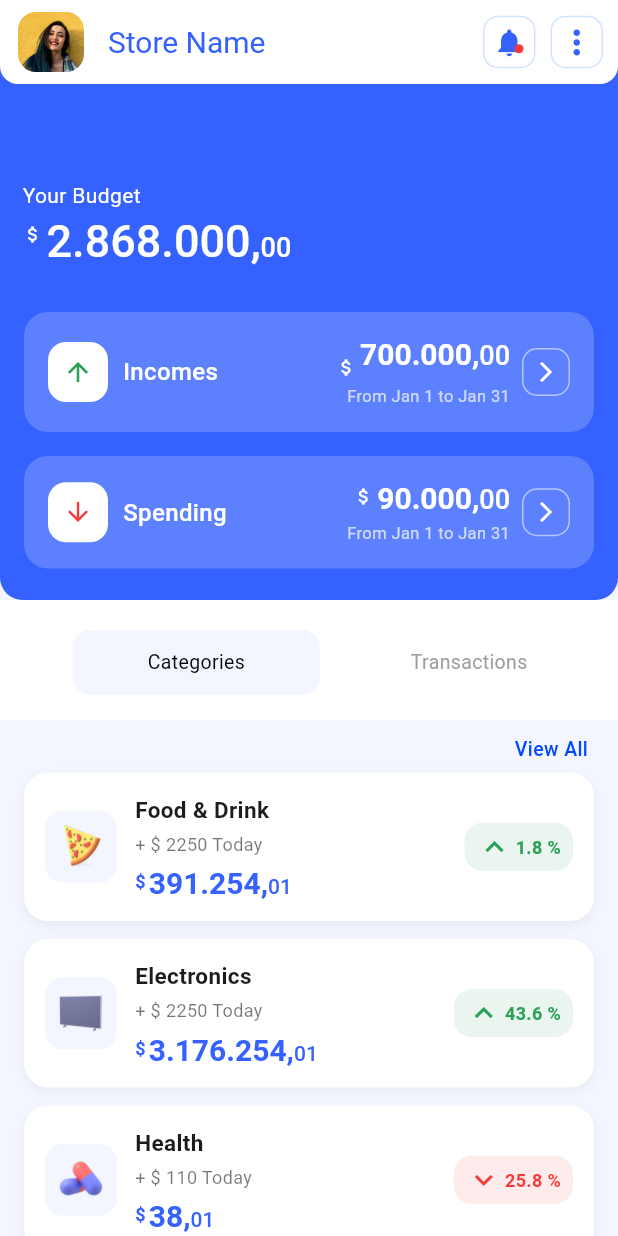
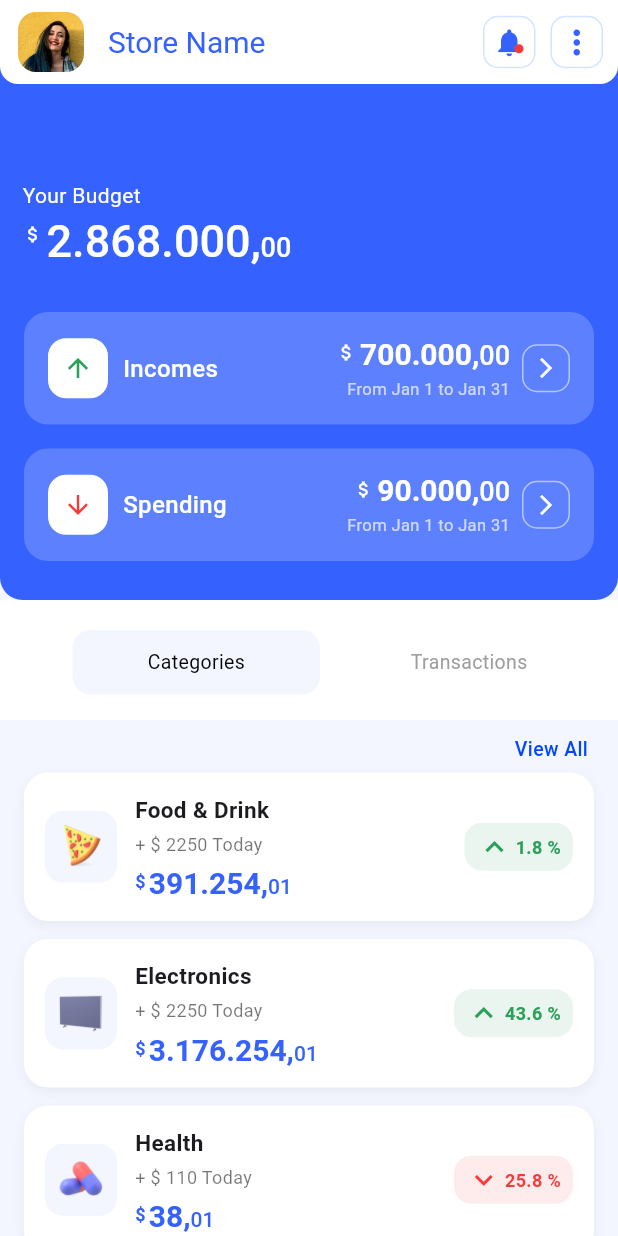
Before and after one commit to Scorhenao/Flutter-Store-Layout, a Flutter app: the screen it shows after launch, on a phone screen of 412 x 824 dp. Run offline on Flutter 3.47's test engine with Material 3 defaults, Android fonts, the phone set to English and light mode, and no system bars; Roboto replaces fonts that are missing (Poppins).

Commit message:
ajust $ in the incomes

```diff
--- a/lib/Income.dart
+++ b/lib/Income.dart
@@ -55,7 +55,7 @@ class Income extends StatelessWidget {
                   crossAxisAlignment: CrossAxisAlignment.start,
                   children: [
                     const Padding(
-                      padding: EdgeInsets.only(top: 14),
+                      padding: EdgeInsets.only(top: 4),
                       child: Icon(
                         Icons.attach_money,
                         color: Colors.white,
```
